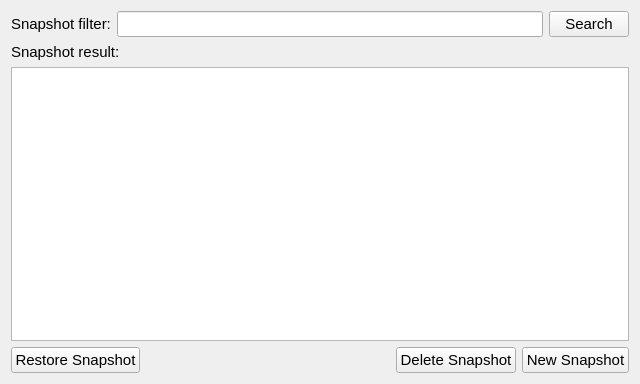
First picture: the form in ccs/snapshot/SnapshotManager.ui, repository bisegni/chaosframework, before the edit.
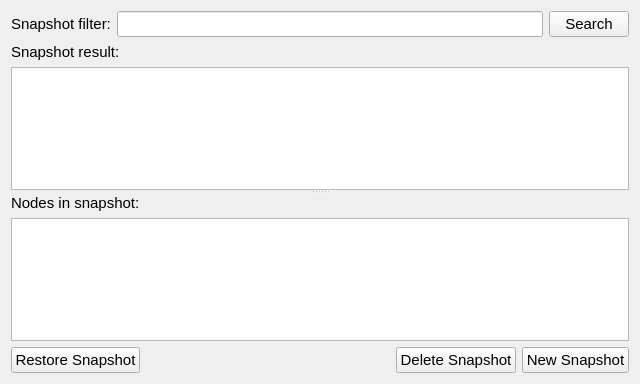
Second picture: the form after the edit.

Commit message: added the api in mds server and client for get the nodes included into a snapshot. this as been implemented also in ccs, selecting a spashot wil be showned the node's associated

Diff of the .ui file:
```diff
--- a/ccs/snapshot/SnapshotManager.ui
+++ b/ccs/snapshot/SnapshotManager.ui
@@ -19,7 +19,7 @@
   <property name="windowTitle">
    <string>Form</string>
   </property>
-  <layout class="QVBoxLayout" name="verticalLayout_2">
+  <layout class="QVBoxLayout" name="verticalLayout_3">
    <item>
     <layout class="QHBoxLayout" name="horizontalLayout">
      <item>
@@ -58,6 +58,14 @@
     </layout>
    </item>
    <item>
+    <widget class="QSplitter" name="splitter">
+     <property name="frameShadow">
+      <enum>QFrame::Plain</enum>
+     </property>
+     <property name="orientation">
+      <enum>Qt::Vertical</enum>
+     </property>
+     <widget class="QWidget" name="">
     <layout class="QVBoxLayout" name="verticalLayout">
      <item>
       <widget class="QLabel" name="label_2">
@@ -96,6 +104,27 @@
       </widget>
      </item>
     </layout>
+     </widget>
+     <widget class="QWidget" name="verticalLayoutWidget">
+      <layout class="QVBoxLayout" name="verticalLayout_2">
+       <item>
+        <widget class="QLabel" name="label_3">
+         <property name="font">
+          <font>
+           <pointsize>11</pointsize>
+          </font>
+         </property>
+         <property name="text">
+          <string>Nodes in snapshot:</string>
+         </property>
+        </widget>
+       </item>
+       <item>
+        <widget class="QListView" name="listViewNodesInSnapshot"/>
+       </item>
+      </layout>
+     </widget>
+    </widget>
    </item>
    <item>
     <layout class="QHBoxLayout" name="horizontalLayout_3">
```
Lines whose indentation alone changed are shown as unchanged. The commit also changes 14 other files.
